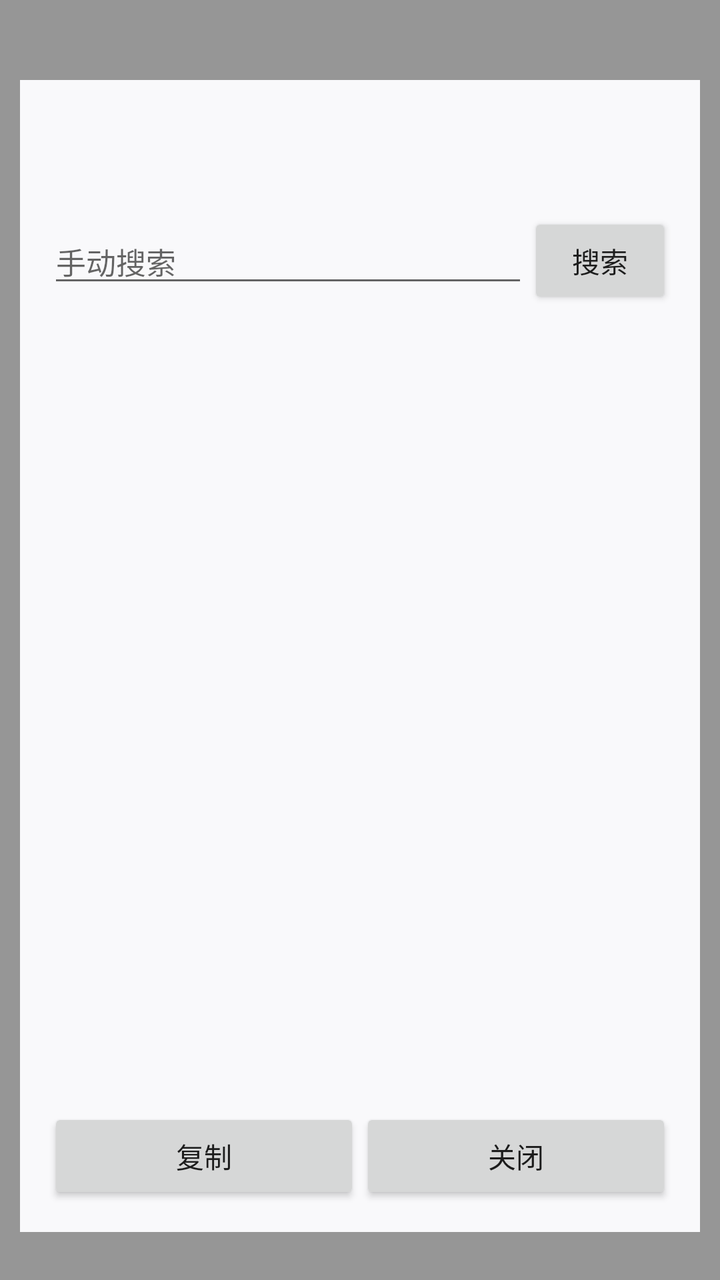
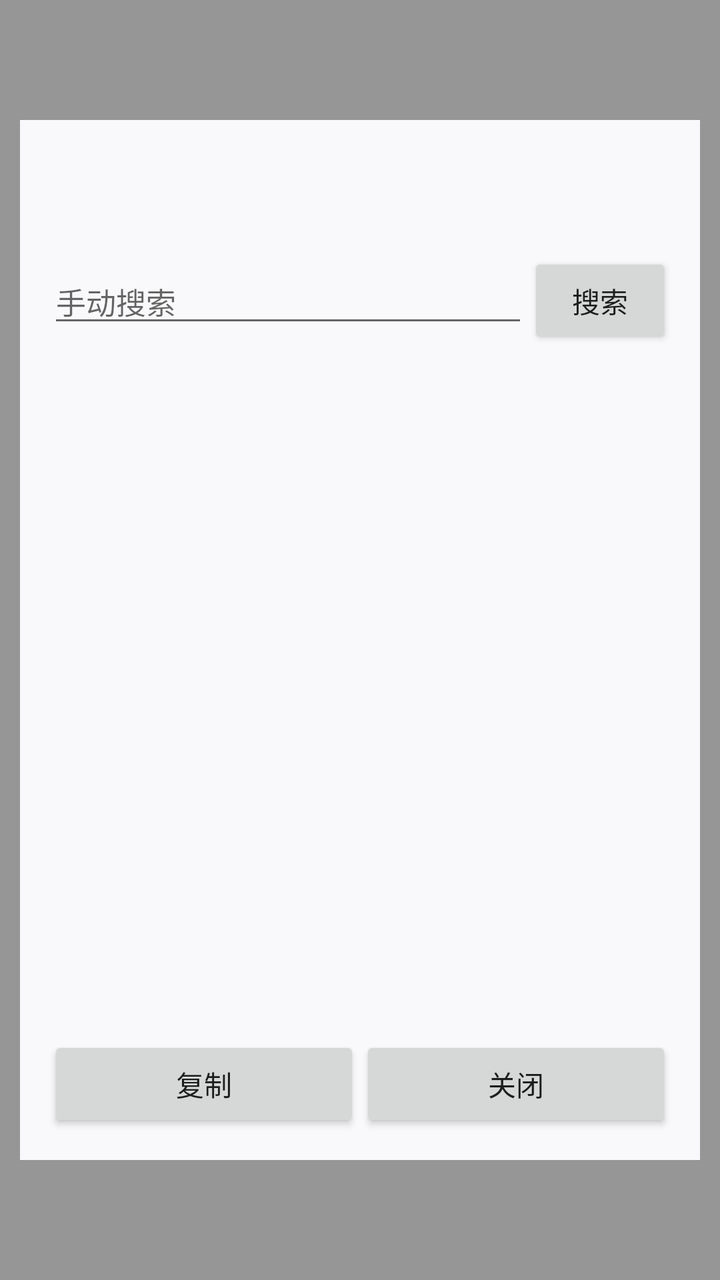

Two renders of the same Android screen: before a commit and after it. Below are the layout's source before the change and the commit's diff.
<!-- AndroidManifest.xml: application theme Theme.StudentLookup -->
<!-- res/layout/result_card.xml -->
<?xml version="1.0" encoding="utf-8"?>
<LinearLayout xmlns:android="http://schemas.android.com/apk/res/android"
    android:layout_width="match_parent"
    android:layout_height="match_parent"
    android:background="#66000000"
    android:gravity="top|center_horizontal"
    android:orientation="vertical"
    android:paddingTop="40dp"
    android:paddingBottom="24dp">

    <LinearLayout
        android:id="@+id/card_root"
        android:layout_width="match_parent"
        android:layout_height="match_parent"
        android:layout_marginHorizontal="10dp"
        android:background="@color/card_bg"
        android:orientation="vertical"
        android:padding="14dp">

        <TextView
            android:id="@+id/tv_title"
            android:layout_width="match_parent"
            android:layout_height="wrap_content"
            android:textColor="@color/text_primary"
            android:textSize="17sp"
            android:textStyle="bold" />

        <TextView
            android:id="@+id/tv_status"
            android:layout_width="match_parent"
            android:layout_height="wrap_content"
            android:layout_marginTop="6dp"
            android:textSize="13sp" />

        
        <LinearLayout
            android:layout_width="match_parent"
            android:layout_height="wrap_content"
            android:layout_marginTop="6dp"
            android:orientation="horizontal">

            <EditText
                android:id="@+id/et_search"
                android:layout_width="0dp"
                android:layout_height="wrap_content"
                android:layout_weight="1"
                android:hint="手动搜索"
                android:inputType="text"
                android:maxLines="1"
                android:textSize="15sp" />

            <Button
                android:id="@+id/btn_search"
                android:layout_width="wrap_content"
                android:layout_height="wrap_content"
                android:minWidth="72dp"
                android:text="搜索" />
        </LinearLayout>

        
        <ScrollView
            android:id="@+id/scroll_suggest"
            android:layout_width="match_parent"
            android:layout_height="wrap_content"
            android:layout_marginTop="-2dp"
            android:background="@drawable/suggest_panel"
            android:scrollbars="vertical"
            android:visibility="gone">

            <LinearLayout
                android:id="@+id/suggest_list"
                android:layout_width="match_parent"
                android:layout_height="wrap_content"
                android:orientation="vertical" />
        </ScrollView>

        <ScrollView
            android:id="@+id/scroll_body"
            android:layout_width="match_parent"
            android:layout_height="0dp"
            android:layout_marginTop="8dp"
            android:layout_weight="1"
            android:scrollbars="vertical">

            <LinearLayout
                android:id="@+id/container_students"
                android:layout_width="match_parent"
                android:layout_height="wrap_content"
                android:orientation="vertical" />
        </ScrollView>

        <LinearLayout
            android:layout_width="match_parent"
            android:layout_height="wrap_content"
            android:layout_marginTop="6dp"
            android:orientation="horizontal">

            <Button
                android:id="@+id/btn_back"
                android:layout_width="0dp"
                android:layout_height="wrap_content"
                android:layout_weight="1"
                android:text="← 返回"
                android:visibility="gone" />

            <Button
                android:id="@+id/btn_copy"
                android:layout_width="0dp"
                android:layout_height="wrap_content"
                android:layout_weight="1"
                android:text="复制" />

            <Button
                android:id="@+id/btn_close"
                android:layout_width="0dp"
                android:layout_height="wrap_content"
                android:layout_weight="1"
                android:text="关闭" />
        </LinearLayout>
    </LinearLayout>
</LinearLayout>
<!-- resources referenced by this layout -->
<resources>
  <color name="card_bg">#F9F9FB</color>
  <color name="text_primary">#1A1A1A</color>
  <!-- drawable suggest_panel (drawable) -->
  <?xml version="1.0" encoding="utf-8"?>
  <shape xmlns:android="http://schemas.android.com/apk/res/android"
      android:shape="rectangle">
      <solid android:color="#FFFFFF" />
      <stroke android:width="1dp" android:color="#409EFF" />
      <corners android:radius="4dp" />
  </shape>
  <style name="Theme.StudentLookup" parent="Theme.AppCompat.DayNight.NoActionBar">
          <item name="colorPrimary">@color/purple_500</item>
          <item name="colorPrimaryDark">@color/purple_700</item>
          <item name="colorAccent">@color/teal_200</item>
      </style>
  <color name="purple_500">#6750A4</color>
  <color name="purple_700">#4F378B</color>
  <color name="teal_200">#03DAC5</color>
</resources>

<!-- the commit's change to res/layout/result_card.xml (unified diff, before → after) -->
@@ -5,8 +5,8 @@
     android:background="#66000000"
     android:gravity="top|center_horizontal"
     android:orientation="vertical"
-    android:paddingTop="40dp"
-    android:paddingBottom="24dp">
+    android:paddingTop="60dp"
+    android:paddingBottom="60dp">
 
     <LinearLayout
         android:id="@+id/card_root"
